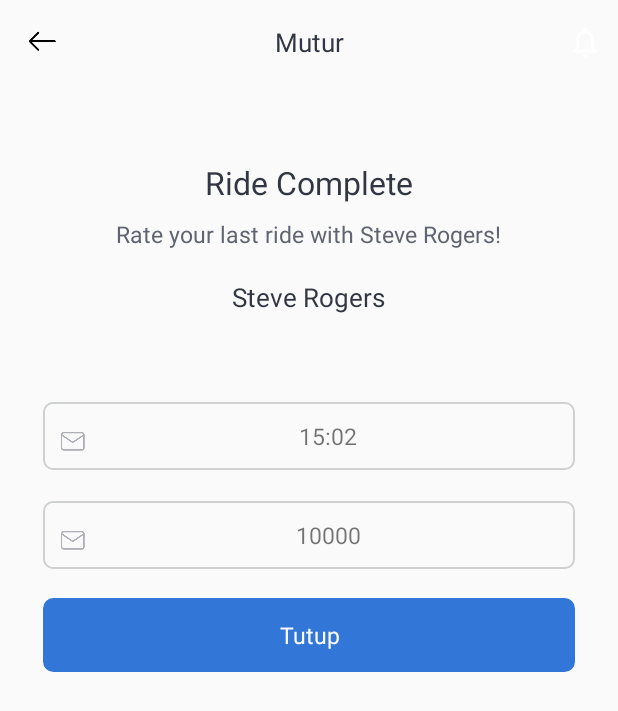
After one commit to enrinal/Mutur, an Android app: the Ride_complete_rating_icab screen opened directly, with no data from a screen before it, on a phone screen of 412 x 824 dp. The commit adds this screen. Shown: the top 711 px of the screen. Run offline under Robolectric (Android 15) with nearby library versions, the phone set to English and light mode, and no system bars.

Commit message:
Create after ride done

```diff
--- a/app/src/main/AndroidManifest.xml
+++ b/app/src/main/AndroidManifest.xml
@@ -49,7 +49,7 @@
         <activity android:name=".TestActivity"></activity>
         <activity android:name=".Ride_History_iCab"></activity>
         <activity android:name=".ProfileViewActivity"></activity>
-
+        <activity android:name=".Ride_complete_rating_icab"></activity>
         <activity android:name=".SplashActivity" android:theme="@style/SplashTheme">
         <intent-filter>
             <action android:name="android.intent.action.MAIN" />
--- a/app/src/main/java/com/enrinal/mutur/InRideMuturActivity.java
+++ b/app/src/main/java/com/enrinal/mutur/InRideMuturActivity.java
@@ -1,17 +1,20 @@
 package com.enrinal.mutur;
 
+import android.content.Intent;
 import android.os.Bundle;
 import android.os.SystemClock;
 import android.support.annotation.Nullable;
 import android.support.v7.app.AppCompatActivity;
+import android.view.View;
 import android.widget.Chronometer;
+import android.widget.TextView;
 
 public class InRideMuturActivity extends AppCompatActivity {
     private Chronometer chronometer;
     private boolean running;
-//    long elapsedMillis = SystemClock.elapsedRealtime() - chronometer.getBase();
-
-
+    private String muturID;
+    private TextView nama_mutur;
+    private long elapsedMillis ;
     @Override
     protected void onCreate(@Nullable Bundle savedInstanceState) {
         super.onCreate(savedInstanceState);
@@ -19,10 +22,21 @@ public class InRideMuturActivity extends AppCompatActivity {
         chronometer = findViewById(R.id.time);
         chronometer.setBase(SystemClock.elapsedRealtime());
         chronometer.start();
+        muturID =getIntent().getExtras().getString("Mutur ID");
+        nama_mutur= findViewById(R.id.nama_mutur);
+        nama_mutur.setText(muturID);
+
     }
 
     @Override
     public void onBackPressed() {
 
     }
+
+    public void finish_mutur(View view) {
+        chronometer.stop();
+        elapsedMillis = SystemClock.elapsedRealtime() - chronometer.getBase();
+        Intent intent = new Intent(InRideMuturActivity.this,Ride_complete_rating_icab.class);
+        startActivity(intent);
+    }
 }
--- a/app/src/main/java/com/enrinal/mutur/MapsActivity.java
+++ b/app/src/main/java/com/enrinal/mutur/MapsActivity.java
@@ -285,14 +285,36 @@ public class MapsActivity extends AppCompatActivity implements NavigationView.On
 
         if (requestCode == BARCODE_READER_ACTIVITY_REQUEST && data != null) {
             Barcode barcode = data.getParcelableExtra(BarcodeReaderActivity.KEY_CAPTURED_BARCODE);
-            if(barcode.rawValue.equals("Mutur 0785")){
-                startActivity(new Intent(MapsActivity.this, InRideMuturActivity.class));
-                finish();
-            }else{
-                Toast.makeText(this, "Mutur QR is Not Valid", Toast.LENGTH_SHORT).show();
-                Log.e("Click", barcode.rawValue);
-            }
-            //Toast.makeText(this, barcode.rawValue, Toast.LENGTH_SHORT).show();
+            mMutur.addListenerForSingleValueEvent(new ValueEventListener() {
+                @Override
+                public void onDataChange(@NonNull DataSnapshot dataSnapshot) {
+                    for(DataSnapshot s: dataSnapshot.getChildren()){
+                        MuturInformation mutur = s.getValue(MuturInformation.class);
+                        if(barcode.rawValue.equals(mutur.nama)){
+                            Intent intent = new Intent(MapsActivity.this,InRideMuturActivity.class);
+                            intent.putExtra("Mutur ID",barcode.rawValue);
+                            startActivity(intent);
+                            finish();
+                            break;
+                        }
+                        LatLng location = new LatLng(mutur.latitude,mutur.longitude);
+                        mMap.addMarker(new MarkerOptions().position(location).title(mutur.nama));
+                    }
+                }
+
+                @Override
+                public void onCancelled(@NonNull DatabaseError databaseError) {
+
+                }
+            });
+//            if(barcode.rawValue.equals("bike_18911")){
+//                //startActivity(new Intent(MapsActivity.this, InRideMuturActivity.class));
+//
+//            }else{
+//                Toast.makeText(this, barcode.rawValue, Toast.LENGTH_SHORT).show();
+//                Log.e("Click", barcode.rawValue);
+//            }
+//            //Toast.makeText(this, barcode.rawValue, Toast.LENGTH_SHORT).show();
         }
 
     }
--- /dev/null
+++ b/app/src/main/java/com/enrinal/mutur/Ride_complete_rating_icab.java
@@ -0,0 +1,20 @@
+package com.enrinal.mutur;
+
+import android.os.Bundle;
+import android.support.v7.app.AppCompatActivity;
+import android.widget.TextView;
+
+public class Ride_complete_rating_icab extends AppCompatActivity {
+    private long eta;
+    private TextView eTime;
+    @Override
+    protected void onCreate(Bundle savedInstanceState) {
+        super.onCreate(savedInstanceState);
+        setContentView(R.layout.activity_ride_complete_rating_icab);
+//        eta = getIntent().getExtras().getLong("eta");
+//        eTime = findViewById(R.id.eta);
+//        eTime.setText((int) eta);
+
+
+    }
+}
--- a/app/src/main/res/layout-v26/activity_ride__history_i_cab.xml
+++ b/app/src/main/res/layout-v26/activity_ride__history_i_cab.xml
@@ -15,8 +15,40 @@
         android:layout_height="wrap_content"
         android:orientation="vertical">
 
-        <include layout="@layout/toolbar_ride_history_icab"/>
+        <android.support.v7.widget.Toolbar xmlns:android="http://schemas.android.com/apk/res/android"
+            android:layout_width="match_parent"
+            android:layout_height="wrap_content"
+            xmlns:app="http://schemas.android.com/apk/res-auto"
+            app:contentInsetStart="0dp"
+            android:orientation="horizontal">
 
+
+            <ImageView
+                android:layout_marginLeft="19.2dp"
+                android:layout_width="wrap_content"
+                android:layout_height="wrap_content"
+                android:src="@drawable/ic_left_arrow"/>
+
+            <TextView
+                android:layout_width="wrap_content"
+                android:layout_height="wrap_content"
+                android:text="Ride History"
+                android:layout_gravity="center"
+                android:textSize="17.3sp"
+                android:textColor="#323643"/>
+
+            <ImageView
+                android:layout_width="wrap_content"
+                android:layout_height="wrap_content"
+                android:layout_gravity="right"
+                android:src="@drawable/ic_notifications_none_black_24dp"
+                android:layout_marginRight="10dp"/>
+
+
+
+
+
+        </android.support.v7.widget.Toolbar>
 
         <LinearLayout
             android:layout_width="match_parent"
--- /dev/null
+++ b/app/src/main/res/layout-v26/activity_ride_complete_rating_icab.xml
@@ -0,0 +1,157 @@
+<?xml version="1.0" encoding="utf-8"?>
+<RelativeLayout
+    xmlns:android="http://schemas.android.com/apk/res/android"
+    xmlns:app="http://schemas.android.com/apk/res-auto"
+    xmlns:tools="http://schemas.android.com/tools"
+    android:layout_width="match_parent"
+    android:layout_height="wrap_content"
+    android:orientation="vertical"
+    android:layout_marginBottom="27.7dp"
+    tools:context="com.enrinal.mutur.Ride_complete_rating_icab">
+
+    <LinearLayout
+        android:layout_width="match_parent"
+        android:layout_height="wrap_content"
+        android:orientation="vertical">
+
+        <android.support.v7.widget.Toolbar xmlns:android="http://schemas.android.com/apk/res/android"
+            android:layout_width="match_parent"
+            android:layout_height="wrap_content"
+            xmlns:app="http://schemas.android.com/apk/res-auto"
+            app:contentInsetStart="0dp"
+            android:orientation="horizontal">
+
+
+            <ImageView
+                android:layout_marginLeft="19.2dp"
+                android:layout_width="wrap_content"
+                android:layout_height="wrap_content"
+                android:src="@drawable/ic_left_arrow"/>
+
+            <TextView
+                android:layout_width="wrap_content"
+                android:layout_height="wrap_content"
+                android:text="Mutur"
+                android:layout_gravity="center"
+                android:textSize="17.3sp"
+                android:textColor="#323643"/>
+
+            <ImageView
+                android:layout_width="wrap_content"
+                android:layout_height="wrap_content"
+                android:layout_gravity="right"
+                android:src="@drawable/ic_notifications_none_black_24dp"
+                android:layout_marginRight="10dp"/>
+        </android.support.v7.widget.Toolbar>
+        <LinearLayout
+            android:layout_marginTop="51.3dp"
+            android:layout_width="match_parent"
+            android:layout_height="wrap_content"
+            android:orientation="vertical">
+
+            <TextView
+                android:layout_gravity="center"
+                android:layout_width="wrap_content"
+                android:layout_height="wrap_content"
+                android:text="Ride Complete"
+                android:textColor="#323643"
+                android:textSize="21.1sp"/>
+
+            <TextView
+                android:layout_gravity="center"
+                android:layout_marginTop="9.6dp"
+                android:layout_width="wrap_content"
+                android:layout_height="wrap_content"
+                android:textSize="15.4sp"
+                android:textColor="#606470"
+                android:text="Rate your last ride with Steve Rogers!"/>
+
+
+
+            <TextView
+                android:layout_marginTop="19.3dp"
+                android:layout_gravity="center"
+                android:layout_width="wrap_content"
+                android:layout_height="wrap_content"
+                android:text="Steve Rogers"
+                android:textColor="#323643"
+                android:textSize="17.3sp"/>
+
+
+
+            <LinearLayout
+                android:layout_width="match_parent"
+                android:layout_height="wrap_content"
+                android:orientation="horizontal"
+                android:layout_marginTop="57.7dp"
+                android:background="@drawable/rect"
+                android:layout_marginLeft="28.7dp"
+                android:layout_marginRight="28.9dp"
+                android:padding="12dp">
+
+                <ImageView
+                    android:layout_marginTop="8dp"
+                    android:layout_width="wrap_content"
+                    android:layout_height="wrap_content"
+                    android:src="@drawable/mail"/>
+
+                <TextView
+                    android:id="@+id/eta"
+                    android:background="#00000000"
+                    android:layout_marginLeft="10dp"
+                    android:text="15:02"
+                    android:textSize="15dp"
+                    android:textAlignment="center"
+                    android:textColorHint="#000000"
+                    android:layout_width="match_parent"
+                    android:layout_height="wrap_content" />
+            </LinearLayout>
+
+            <LinearLayout
+                android:layout_width="match_parent"
+                android:layout_height="wrap_content"
+                android:orientation="horizontal"
+                android:layout_marginTop="20.7dp"
+                android:background="@drawable/rect"
+                android:layout_marginLeft="28.7dp"
+                android:layout_marginRight="28.9dp"
+                android:padding="12dp">
+
+                <ImageView
+                    android:layout_marginTop="8dp"
+                    android:layout_width="wrap_content"
+                    android:layout_height="wrap_content"
+                    android:src="@drawable/mail"/>
+
+                <TextView
+                    android:id="@+id/price"
+                    android:background="#00000000"
+                    android:layout_marginLeft="10dp"
+                    android:text="10000"
+                    android:textSize="15dp"
+                    android:textAlignment="center"
+                    android:textColorHint="#000000"
+                    android:layout_width="match_parent"
+                    android:layout_height="wrap_content" />
+            </LinearLayout>
+
+            <TextView
+                android:layout_alignParentBottom="true"
+                android:layout_gravity="center"
+                android:gravity="center"
+                android:layout_marginTop="19.2dp"
+                android:layout_marginLeft="28.7dp"
+                android:layout_marginRight="28.9dp"
+                android:layout_width="match_parent"
+                android:layout_height="wrap_content"
+                android:text="Tutup"
+                android:textAllCaps="false"
+                android:background="@drawable/rect_blue"
+                android:textColor="#fbfbfb"
+                android:textSize="15.4sp"/>
+
+        </LinearLayout>
+    </LinearLayout>
+
+
+</RelativeLayout>
--- a/app/src/main/res/layout-v26/toolbar_ride_history_icab.xml
+++ /dev/null
@@ -1,35 +0,0 @@
-<?xml version="1.0" encoding="utf-8"?>
-<android.support.v7.widget.Toolbar xmlns:android="http://schemas.android.com/apk/res/android"
-    android:layout_width="match_parent"
-    android:layout_height="wrap_content"
-    xmlns:app="http://schemas.android.com/apk/res-auto"
-    app:contentInsetStart="0dp"
-    android:orientation="horizontal">
-
-
-    <ImageView
-        android:layout_marginLeft="19.2dp"
-        android:layout_width="wrap_content"
-        android:layout_height="wrap_content"
-        android:src="@drawable/ic_left_arrow"/>
-
-    <TextView
-        android:layout_width="wrap_content"
-        android:layout_height="wrap_content"
-        android:text="Ride History"
-        android:layout_gravity="center"
-        android:textSize="17.3sp"
-        android:textColor="#323643"/>
-
-    <ImageView
-        android:layout_width="wrap_content"
-        android:layout_height="wrap_content"
-        android:layout_gravity="right"
-        android:src="@drawable/ic_notifications_none_black_24dp"
-        android:layout_marginRight="10dp"/>
-
-
-
-
-
-</android.support.v7.widget.Toolbar>
--- a/app/src/main/res/layout/acitvity_in_mutur.xml
+++ b/app/src/main/res/layout/acitvity_in_mutur.xml
@@ -79,9 +79,11 @@
                         android:orientation="horizontal">
 
                         <TextView
+                            android:id="@+id/nama_mutur"
                             android:layout_width="wrap_content"
                             android:layout_height="wrap_content"
                             android:layout_marginTop="19.3dp"
+                            android:layout_marginLeft="19.3dp"
                             android:text="Steve Rogers"
                             android:textColor="#323643"
                             android:textSize="13.4sp" />
@@ -89,11 +91,12 @@
                         <Button
                             android:layout_width="73dp"
                             android:layout_height="35dp"
-                            android:layout_marginLeft="190dp"
+                            android:layout_marginLeft="170dp"
                             android:layout_marginTop="17dp"
                             android:layout_marginRight="8dp"
                             android:background="@drawable/rect_blue1"
                             android:text="Finish Trip"
+                            android:onClick="finish_mutur"
                             android:textColor="#fbfbfb"
                             android:textSize="10.4sp" />
 
```
Also changed, not shown: app/src/main/res/drawable-xxxhdpi/profile_3.png (renamed from app/src/main/res/drawable-xxxhdpi/profile (3).png).
